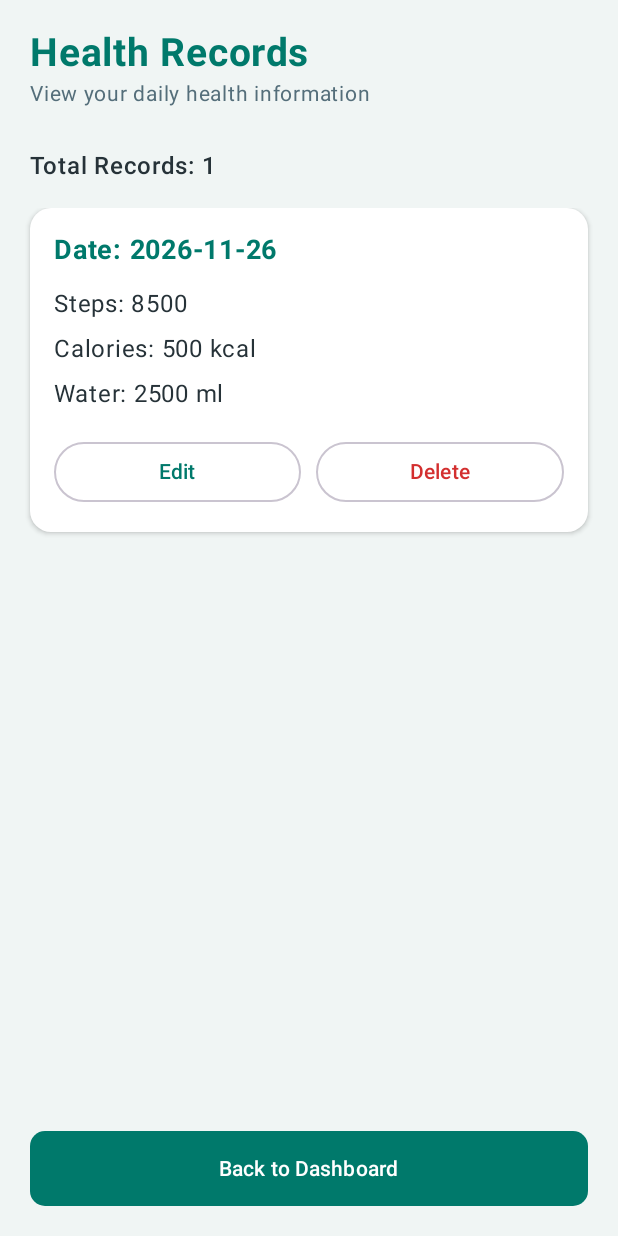
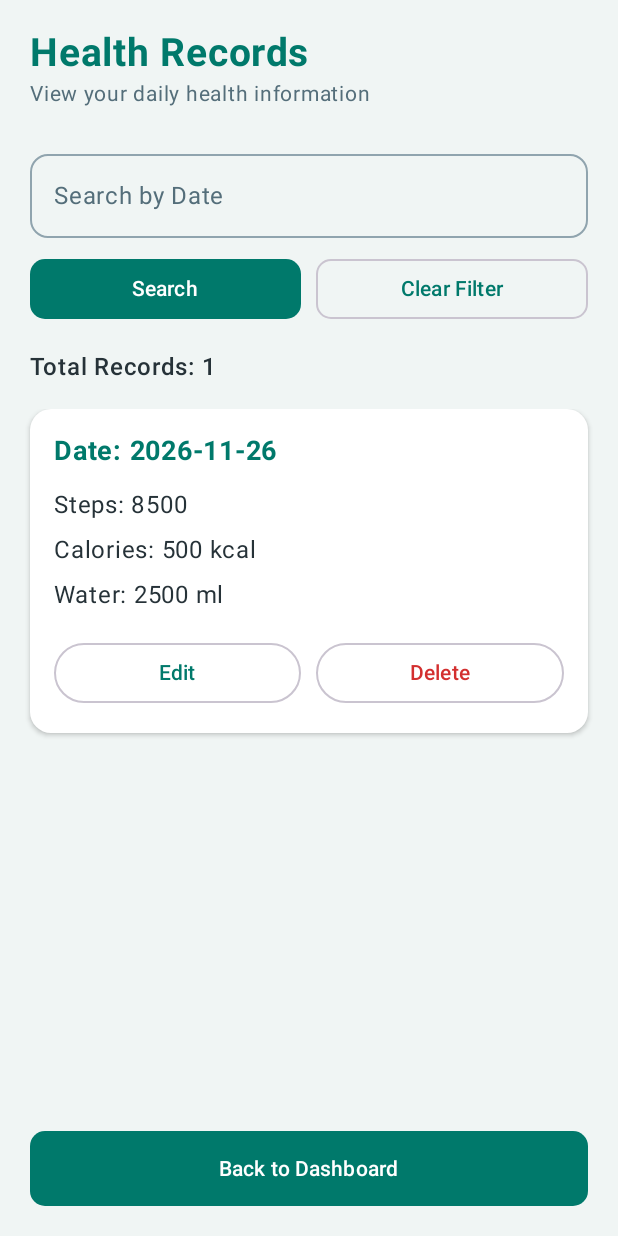
Before and after one commit to asithalakjaya2005-source/HelthMate, an Android app built with Jetpack Compose: the @Preview function HealthRecordsLightPreview, on a phone screen of 412 x 824 dp. Run offline under Robolectric (Android 15) with nearby library versions, the phone set to English and light mode, and no system bars; our stand-ins replace Room's generated code.

Commit message:
Implement date search and filtering for health records and finaly complete my project

```diff
--- a/app/src/main/java/com/example/healthmate/ui/records/HealthRecordsScreen.kt
+++ b/app/src/main/java/com/example/healthmate/ui/records/HealthRecordsScreen.kt
@@ -14,6 +14,8 @@ import androidx.compose.ui.unit.dp
 import androidx.compose.ui.unit.sp
 import com.example.healthmate.data.model.HealthRecord
 import com.example.healthmate.ui.theme.HealthMateTheme
+import java.text.SimpleDateFormat
+import java.util.Locale
 
 @Composable
 fun HealthRecordsScreen(
@@ -25,8 +27,30 @@ fun HealthRecordsScreen(
 
     val colors = MaterialTheme.colorScheme
 
+    var searchDate by remember {
+        mutableStateOf("")
+    }
+
+    var appliedDate by remember {
+        mutableStateOf("")
+    }
+
+    var searchError by remember {
+        mutableStateOf("")
+    }
+
     var recordToDelete by remember {
         mutableStateOf<HealthRecord?>(null)
+    }
+
+    val filteredRecords = remember(records, appliedDate) {
+        if (appliedDate.isBlank()) {
+            records
+        } else {
+            records.filter {
+                it.date == appliedDate
+            }
+        }
     }
 
     Column(
@@ -34,6 +58,7 @@ fun HealthRecordsScreen(
             .fillMaxSize()
             .background(colors.background)
             .safeDrawingPadding()
+            .imePadding()
             .padding(20.dp)
     ) {
 
@@ -50,17 +75,103 @@ fun HealthRecordsScreen(
             color = colors.onSurfaceVariant
         )
 
-        Spacer(modifier = Modifier.height(24.dp))
+        Spacer(modifier = Modifier.height(20.dp))
+
+        OutlinedTextField(
+            value = searchDate,
+            onValueChange = {
+                searchDate = it
+                searchError = ""
+            },
+            label = {
+                Text("Search by Date")
+            },
+            placeholder = {
+                Text("YYYY-MM-DD")
+            },
+            singleLine = true,
+            isError = searchError.isNotEmpty(),
+            modifier = Modifier.fillMaxWidth(),
+            shape = RoundedCornerShape(12.dp)
+        )
+
+        if (searchError.isNotEmpty()) {
+            Text(
+                text = searchError,
+                color = colors.error,
+                fontSize = 12.sp,
+                modifier = Modifier.padding(top = 4.dp)
+            )
+        }
+
+        Spacer(modifier = Modifier.height(10.dp))
+
+        Row(
+            modifier = Modifier.fillMaxWidth(),
+            horizontalArrangement = Arrangement.spacedBy(10.dp)
+        ) {
+
+            Button(
+                onClick = {
+                    val date = searchDate.trim()
+
+                    if (isValidSearchDate(date)) {
+                        appliedDate = date
+                        searchError = ""
+                    } else {
+                        searchError =
+                            "Enter a valid date (YYYY-MM-DD)"
+                    }
+                },
+                modifier = Modifier.weight(1f),
+                shape = RoundedCornerShape(10.dp),
+                colors = ButtonDefaults.buttonColors(
+                    containerColor = colors.primary,
+                    contentColor = colors.onPrimary
+                )
+            ) {
+                Text("Search")
+            }
+
+            OutlinedButton(
+                onClick = {
+                    searchDate = ""
+                    appliedDate = ""
+                    searchError = ""
+                },
+                modifier = Modifier.weight(1f),
+                shape = RoundedCornerShape(10.dp),
+                colors = ButtonDefaults.outlinedButtonColors(
+                    contentColor = colors.primary
+                )
+            ) {
+                Text("Clear Filter")
+            }
+        }
+
+        Spacer(modifier = Modifier.height(16.dp))
 
         Text(
-            text = "Total Records: ${records.size}",
+            text = if (appliedDate.isBlank()) {
+                "Total Records: ${records.size}"
+            } else {
+                "Matching Records: ${filteredRecords.size}"
+            },
             fontWeight = FontWeight.Medium,
             color = colors.onBackground
         )
 
+        if (appliedDate.isNotBlank()) {
+            Text(
+                text = "Selected Date: $appliedDate",
+                fontSize = 13.sp,
+                color = colors.onSurfaceVariant
+            )
+        }
+
         Spacer(modifier = Modifier.height(16.dp))
 
-        if (records.isEmpty()) {
+        if (filteredRecords.isEmpty()) {
 
             Box(
                 modifier = Modifier
@@ -68,7 +179,11 @@ fun HealthRecordsScreen(
                     .fillMaxWidth()
             ) {
                 Text(
-                    text = "No health records available.",
+                    text = if (appliedDate.isBlank()) {
+                        "No health records available."
+                    } else {
+                        "No health records found for $appliedDate."
+                    },
                     color = colors.onSurfaceVariant
                 )
             }
@@ -82,7 +197,7 @@ fun HealthRecordsScreen(
             ) {
 
                 items(
-                    items = records,
+                    items = filteredRecords,
                     key = { it.id }
                 ) { record ->
 
@@ -256,6 +371,31 @@ fun HealthRecordsScreen(
     }
 }
 
+private fun isValidSearchDate(date: String): Boolean {
+
+    if (!date.matches(Regex("\\d{4}-\\d{2}-\\d{2}"))) {
+        return false
+    }
+
+    return try {
+
+        val formatter = SimpleDateFormat(
+            "yyyy-MM-dd",
+            Locale.US
+        )
+
+        formatter.isLenient = false
+
+        val parsedDate = formatter.parse(date)
+
+        parsedDate != null &&
+                formatter.format(parsedDate) == date
+
+    } catch (e: Exception) {
+        false
+    }
+}
+
 @Preview(
     name = "Light Mode",
     showBackground = true
```
Also changed, not shown: app/src/main/java/com/example/healthmate/utils/PasswordUtils.kt (added, +97 -0 lines).
